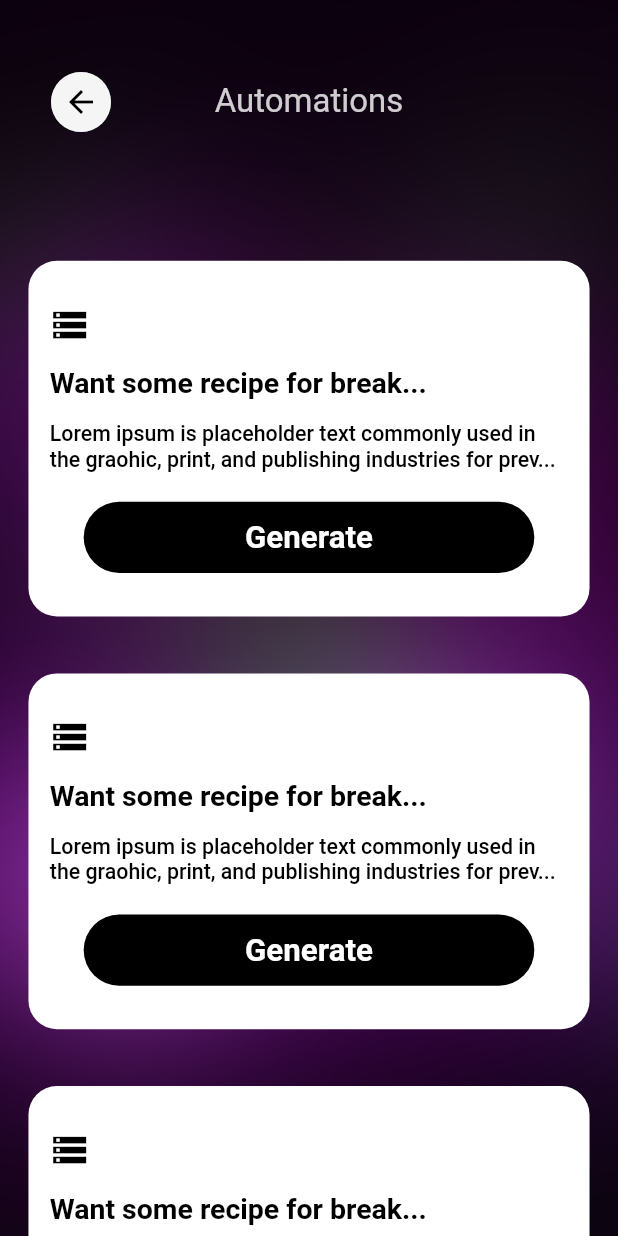
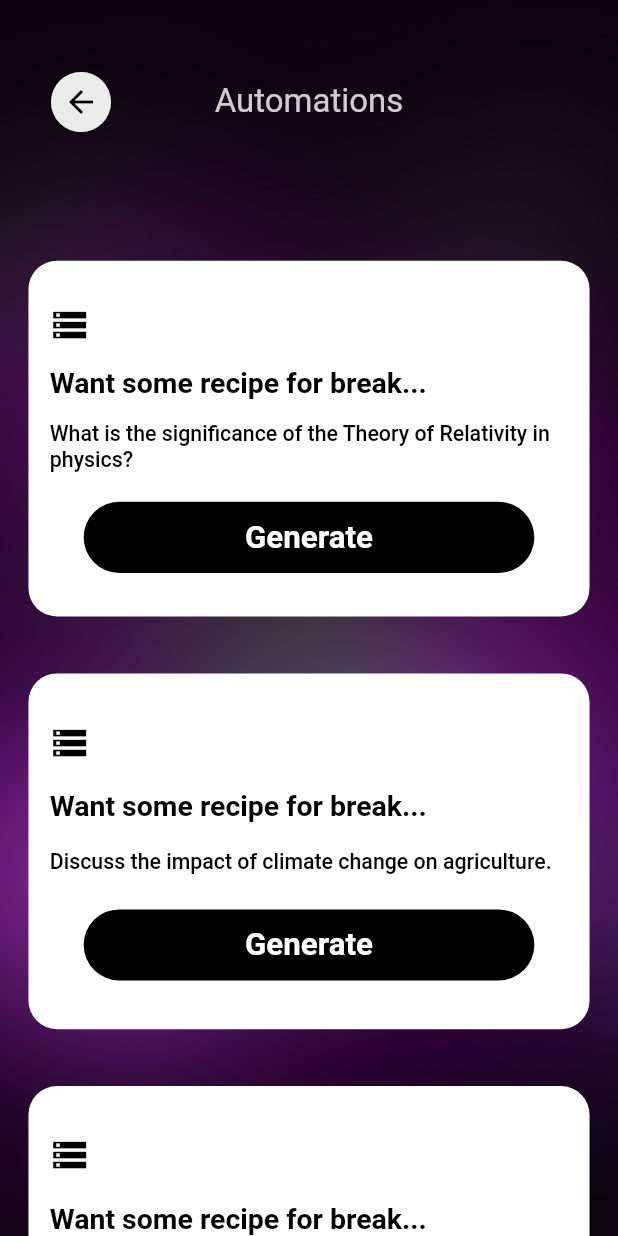
Before and after one commit to hngx-org/brainstorm-ai, a Flutter app: the MainAutomations screen opened by its route, on a phone screen of 412 x 824 dp. Run offline on Flutter 3.47's test engine with Material 2 defaults, Android fonts, the phone set to English and light mode, and no system bars; our stand-ins replace flutter_screenutil, go_router, google_fonts, shared_preferences; accounts and stored records are empty.

Commit message:
readjusted backbutton, top section, routed subs and automated screen

```diff
--- a/lib/common/constants/reusables/back_button.dart
+++ b/lib/common/constants/reusables/back_button.dart
@@ -16,7 +16,7 @@ class BackButtonWidget extends StatelessWidget {
       child: Container(
         decoration: BoxDecoration(
             borderRadius: BorderRadius.circular(40),
-            color: AppColor.whiteOpacity8),
+            color: AppColor.whiteOpacity6),
         child: Center(
           child: IconButton(
             icon: Icon(Icons.arrow_back),
--- a/lib/presentation/screens/chat/chat_screen.dart
+++ b/lib/presentation/screens/chat/chat_screen.dart
@@ -400,8 +400,7 @@ class TopSection extends StatelessWidget {
                 ),
               ),
             ),
-            Expanded(
-              child: Align(
+            Align(
               alignment: Alignment.center,
                 child: Text(
               middleText,
@@ -409,8 +408,7 @@ class TopSection extends StatelessWidget {
                   color: AppColor.whiteOpacity8,
                   fontSize: 22,
                   fontWeight: FontWeight.w400),
-              )),
-            )
+            ))
           ],
         ),
       ),
--- a/lib/presentation/screens/chat_automations/automated_chats_container.dart
+++ b/lib/presentation/screens/chat_automations/automated_chats_container.dart
@@ -4,7 +4,8 @@ import 'package:flutter/material.dart';
 import 'package:flutter_screenutil/flutter_screenutil.dart';
 
 class AutomatedStorms extends StatefulWidget {
-  const AutomatedStorms({super.key});
+  final String text;
+  const AutomatedStorms({super.key, required this.text});
 
   @override
   State<AutomatedStorms> createState() => _AutomatedStormsState();
@@ -41,7 +42,7 @@ class _AutomatedStormsState extends State<AutomatedStorms> {
             ),
           ),
           Text(
-            'Lorem ipsum is placeholder text commonly used in the graohic, print, and publishing industries for prev...',
+            widget.text ?? '',
             style: TextStyle(
               fontSize: 15.sp,
               fontWeight: FontWeight.w500,
--- a/lib/presentation/screens/chat_automations/chat_automations.dart
+++ b/lib/presentation/screens/chat_automations/chat_automations.dart
@@ -5,11 +5,10 @@ import 'package:flutter/material.dart';
 import 'package:flutter_screenutil/flutter_screenutil.dart';
 
 final List<Widget> stormsList = [
-  const AutomatedStorms(),
-  const AutomatedStorms(),
-  const AutomatedStorms(),
-  const AutomatedStorms(),
-  const AutomatedStorms(),
+  const AutomatedStorms(text: 'What is the significance of the Theory of Relativity in physics?',),
+  const AutomatedStorms(text: 'Discuss the impact of climate change on agriculture.',),
+  const AutomatedStorms(text: 'Explain the concept of artificial intelligence.',),
+  const AutomatedStorms(text: 'What is Neutons Theory',),
 ];
 
 class MainAutomations extends StatelessWidget {
```
Lines whose indentation alone changed are shown as unchanged.
